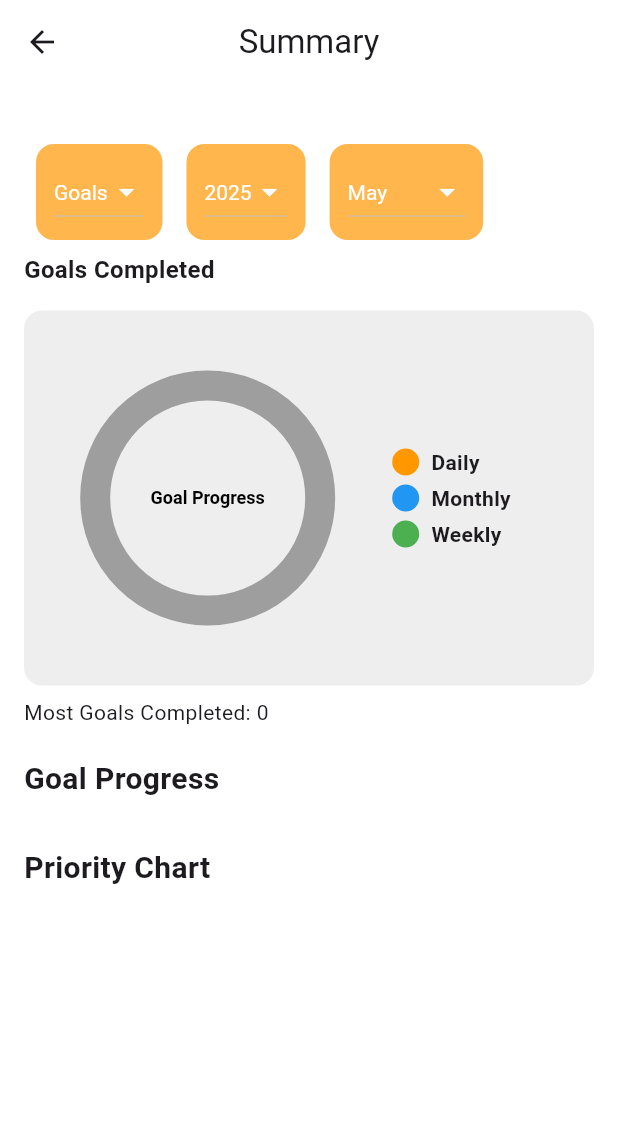
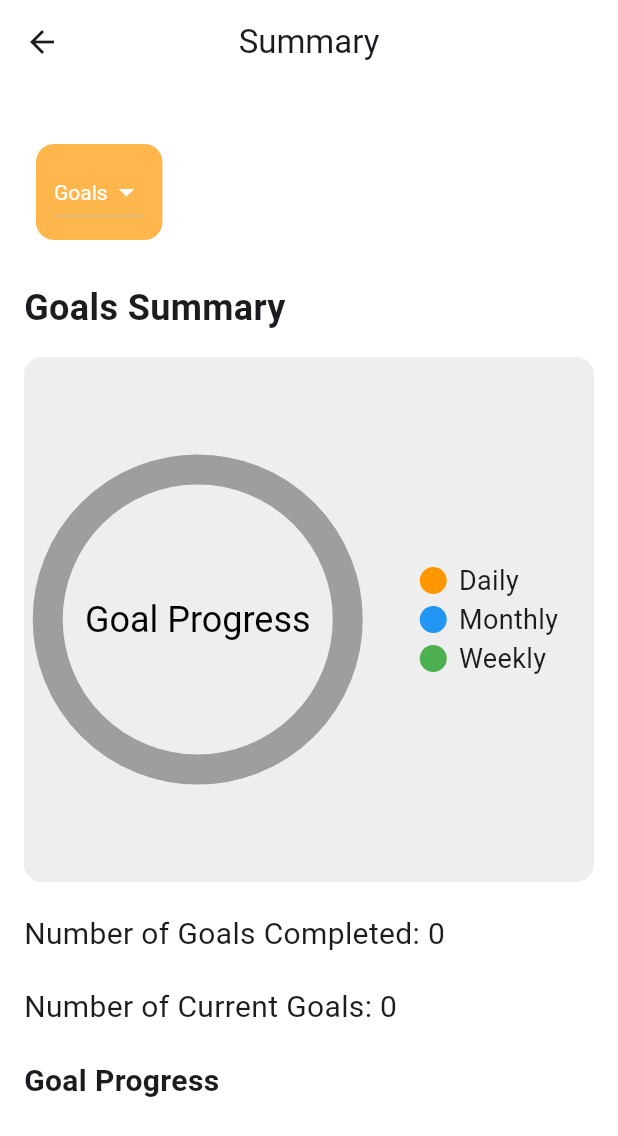
Before and after one commit to AdrielTTE/Habitect, a Flutter app: the StreakTracking screen opened directly, on a phone screen of 412 x 824 dp. Shown: the top 1136 px of the screen. Run offline on Flutter 3.47's test engine with Material 3 defaults, Android fonts, the phone set to English and light mode, and no system bars; drawn by our look-alikes of pie_chart; our stand-ins replace carousel_slider, cloud_firestore, curved_navigation_bar, firebase_auth, firebase_core, firebase_storage and 3 more; accounts and stored records are empty.

Commit message:
Connected Frederick's part and Zhi Ren's part

```diff
--- a/lib/streakTracking.dart
+++ b/lib/streakTracking.dart
@@ -16,6 +16,7 @@ class _StreakTrackingState extends State<StreakTracking> {
   String selectedCategory = 'Goals'; // Default category is 'Goals'
   String selectedYear = '';
   String selectedMonth = '';
+  String monthNumber = '';
 
   // Year options
   List<String> years = ['2022', '2023', '2024', '2025'];
@@ -37,11 +38,15 @@ class _StreakTrackingState extends State<StreakTracking> {
   // Counts for completed and incomplete tasks
   int doneCount = 0;
   int notDoneCount = 0;
+  int goalCount = 0;
 
   // For storing goal progress
   int dailyCount = 0;
   int monthlyCount = 0;
   int weeklyCount = 0;
+
+  // To store task completion by hour (heatmap data)
+  Map<int, int> taskHours = {};
 
   @override
   void initState() {
@@ -51,6 +56,49 @@ class _StreakTrackingState extends State<StreakTracking> {
     selectedYear = currentYear.toString();
     selectedMonth = months[currentMonth - 1]; // Month is 1-based, list is 0-based
 
+    switch (selectedMonth) {
+      case 'January':
+        monthNumber = '1';
+        break;
+      case 'February':
+        monthNumber = '2';
+        break;
+      case 'March':
+        monthNumber = '3';
+        break;
+      case 'April':
+        monthNumber = '4';
+        break;
+      case 'May':
+        monthNumber = '5';
+        break;
+      case 'June':
+        monthNumber = '6';
+        break;
+      case 'July':
+        monthNumber = '7';
+        break;
+      case 'August':
+        monthNumber = '8';
+        break;
+      case 'September':
+        monthNumber = '9';
+        break;
+      case 'October':
+        monthNumber = '10';
+        break;
+      case 'November':
+        monthNumber = '11';
+        break;
+      case 'December':
+        monthNumber = '12';
+        break;
+      default:
+      // Return -1 if the month is invalid
+        monthNumber = '-1';
+        break;
+    }
+
     // Fetch the "To Do" tasks when the screen is initialized
     if (selectedCategory == 'To Do') {
       _fetchToDoTasks();
@@ -59,33 +107,41 @@ class _StreakTrackingState extends State<StreakTracking> {
     }
   }
 
-  // Fetch "Goals" data from Firestore
   void _fetchGoalsData() async {
     try {
       User? user = FirebaseAuth.instance.currentUser;
       if (user != null) {
-        // Fetch goals from Firestore based on frequency
+        // Fetch goals from Firestore without any date constraints
         QuerySnapshot querySnapshot = await FirebaseFirestore.instance
             .collection('users')
             .doc(user.uid)
-            .collection('goals')
-            .where('startDate', isGreaterThanOrEqualTo: selectedMonth)
-            .get();
+            .collection('tasks')
+            .get();  // Fetching all tasks for now
 
         setState(() {
           // Reset counts for categories
           dailyCount = 0;
           monthlyCount = 0;
           weeklyCount = 0;
+          goalCount = querySnapshot.docs.length; // Count the total number of goals
 
           // Calculate the goal progress based on frequency
           querySnapshot.docs.forEach((doc) {
-            if (doc['frequency'] == 'Daily') {
+            // Check if 'frequency' is a map and get the 'type' field
+            var frequency = doc['frequency'];
+
+            if (frequency is Map && frequency.containsKey('type')) {
+              // Access the 'type' field inside the map
+              String frequencyType = frequency['type'];
+
+              // Count based on frequency
+              if (frequencyType == 'Daily') {
                 dailyCount++;
-            } else if (doc['frequency'] == 'Monthly') {
+              } else if (frequencyType == 'Monthly') {
                 monthlyCount++;
-            } else if (doc['frequency'] == 'Weekly') {
+              } else if (frequencyType == 'Weekly') {
                 weeklyCount++;
+              }
             }
           });
         });
@@ -115,10 +171,21 @@ class _StreakTrackingState extends State<StreakTracking> {
           // Recalculate the counts every time we fetch the tasks
           doneCount = _todoTasks.where((task) => task['isDon'] == true).length;
           notDoneCount = _todoTasks.where((task) => task['isDon'] == false).length;
+
+          // Initialize the taskHours map to track tasks per hour
+          taskHours.clear();
+          _todoTasks.forEach((task) {
+            String timeString = task['time'] ?? ''; // Assuming it's in the format "HH:mm"
+            if (timeString.isNotEmpty) {
+              // Validate and extract the hour part from time (e.g., "13:30" -> 13)
+              int hour = int.tryParse(timeString.split(':')[0]) ?? 0;
+              if (hour >= 0 && hour < 24) {
+                // Increment the task count for the respective hour
+                taskHours[hour] = (taskHours[hour] ?? 0) + 1;
+              }
+            }
           });
-
-        // For debugging
-        print("Fetched To Do Tasks: $_todoTasks");
+        });
       }
     } catch (e) {
       print("Error fetching To Do tasks: $e");
@@ -146,15 +213,6 @@ class _StreakTrackingState extends State<StreakTracking> {
           ],
         ),
       ),
-      bottomNavigationBar: BottomNavigationBar(
-        backgroundColor: Colors.white,
-        items: const [
-          BottomNavigationBarItem(icon: Icon(Icons.house), label: 'Summary'),
-          BottomNavigationBarItem(icon: Icon(Icons.book), label: 'Learn'),
-          BottomNavigationBarItem(icon: Icon(Icons.group), label: 'Community'),
-          BottomNavigationBarItem(icon: Icon(Icons.settings), label: 'Settings'),
-        ],
-      ),
     );
   }
 
@@ -166,6 +224,7 @@ class _StreakTrackingState extends State<StreakTracking> {
         _buildDropdown<String>(
           value: selectedCategory,
           items: ['Goals', 'To Do'],
+
           onChanged: (value) {
             setState(() {
               selectedCategory = value!;
@@ -180,7 +239,9 @@ class _StreakTrackingState extends State<StreakTracking> {
             }
           },
           dropdownColor: dropdownColor,
+
         ),
+        /*
         _buildDropdown<String>(
           value: selectedYear,
           items: years,
@@ -213,7 +274,7 @@ class _StreakTrackingState extends State<StreakTracking> {
             }
           },
           dropdownColor: dropdownColor,
-        ),
+        ),*/
       ],
     );
   }
@@ -250,51 +311,128 @@ class _StreakTrackingState extends State<StreakTracking> {
 
   // Content based on the selected category (Goals or To Do)
   Widget _buildCategoryContent() {
-    if (selectedCategory == 'Goals') {
+    if (selectedCategory == 'To Do') {
+      //To remove
+
+    }
     return _buildGoalsContent();
   }
-    return _buildToDoContent();
+
+  Widget _buildGraphSection() {
+    if (selectedCategory == 'To Do') {
+      // This section is for the "To Do" pie chart
+      return Container(
+        height: 350,
+        decoration: BoxDecoration(
+          color: Colors.grey.shade200,
+          borderRadius: BorderRadius.circular(12),
+        ),
+        child: PieChart(
+          dataMap: {
+            "Completed": doneCount.toDouble(),
+            "Incomplete": notDoneCount.toDouble(),
+          },
+          chartType: ChartType.ring,
+          colorList: [Colors.green, Colors.red], // Completed in green, Incomplete in red
+          chartRadius: 200,
+          centerText: "Task Progress",
+          centerTextStyle: TextStyle(
+            fontSize: 24,
+            color: Colors.black,
+          ),
+          legendOptions: const LegendOptions(showLegends: true,
+              legendTextStyle: TextStyle(
+                fontSize:18,
+              )),
+          chartValuesOptions: const ChartValuesOptions(showChartValues: false),
+        ),
+      );
+    } else {
+      // This section is for the "Goals" pie chart
+      return Container(
+        height: 350,
+        decoration: BoxDecoration(
+          color: Colors.grey.shade200,
+          borderRadius: BorderRadius.circular(12),
+        ),
+        child: PieChart(
+          dataMap: {
+            "Daily": dailyCount.toDouble(),
+            "Monthly": monthlyCount.toDouble(),
+            "Weekly": weeklyCount.toDouble(),
+          },
+          chartType: ChartType.ring,
+          colorList: [Colors.orange, Colors.blue, Colors.green],
+          chartRadius: 200,
+          centerText: "Goal Progress",
+          centerTextStyle: TextStyle(
+              fontSize: 24,
+              color: Colors.black,
+          ),
+          legendOptions: const LegendOptions(
+              showLegends: true,
+            legendTextStyle: TextStyle(
+              fontSize:18,
+            )
+          ),
+
+          chartValuesOptions: const ChartValuesOptions(showChartValues: false),
+        ),
+      );
     }
+  }
+
 
   // Goals content
   Widget _buildGoalsContent() {
+    if(selectedCategory=='Goals'){
       return Column(
         crossAxisAlignment: CrossAxisAlignment.start,
         children: [
-        const Text('Goals Completed', style: TextStyle(fontSize: 16, fontWeight: FontWeight.bold)),
+          SizedBox(height:20),
+          const Text('Goals Summary', style: TextStyle(fontSize: 24, fontWeight: FontWeight.bold)),
           const SizedBox(height: 16),
           _buildGraphSection(),
-        const SizedBox(height: 8),
-        Text('Most Goals Completed: $doneCount'),
+          const SizedBox(height: 20),
+          Text('Number of Goals Completed: 0',
+            style: TextStyle(fontSize: 20),),
+          SizedBox(height: 20),
+          Text('Number of Current Goals: $goalCount',
+            style: TextStyle(fontSize: 20),),
           const SizedBox(height: 20),
           const Text('Goal Progress', style: TextStyle(fontSize: 20, fontWeight: FontWeight.bold)),
           const SizedBox(height: 10),
           const SizedBox(height: 20),
-        const Text('Priority Chart', style: TextStyle(fontSize: 20, fontWeight: FontWeight.bold)),
+          const SizedBox(height: 20),
+          const SizedBox(height: 10),
+        ],
+      );
+    } else{
+      return Column(
+        crossAxisAlignment: CrossAxisAlignment.start,
+        children: [
+          SizedBox(height:20),
+          const Text('To Dos Summary', style: TextStyle(fontSize: 24, fontWeight: FontWeight.bold)),
+          const SizedBox(height: 16),
+          _buildGraphSection(),
+          const SizedBox(height: 20),
+          Text('Number of Incompleted To Dos: $notDoneCount',
+            style: TextStyle(fontSize: 20),),
+          SizedBox(height: 20),
+          Text('Number of Completed To Dos: $doneCount',
+            style: TextStyle(fontSize: 20),),
+          const SizedBox(height: 20),
+          const Text('To Do Progress', style: TextStyle(fontSize: 20, fontWeight: FontWeight.bold)),
+          const SizedBox(height: 10),
+          const SizedBox(height: 20),
+          const SizedBox(height: 20),
           const SizedBox(height: 10),
         ],
       );
     }
 
-  // To Do content (Display the To Do tasks here)
-  Widget _buildToDoContent() {
-    return Column(
-      crossAxisAlignment: CrossAxisAlignment.start,
-      children: [
-        const Text('To Do Completed', style: TextStyle(fontSize: 16, fontWeight: FontWeight.bold)),
-        const SizedBox(height: 16),
-        _buildGraphSection(),
-        const SizedBox(height: 8),
-        // Display dynamic count of completed and not completed tasks
-        Text('Number of To Dos Completed: $doneCount'),
-        Text('Number of To Dos Incompleted: $notDoneCount'),
-        const SizedBox(height: 20),
-        const Text('To Do List', style: TextStyle(fontSize: 20, fontWeight: FontWeight.bold)),
-        const SizedBox(height: 10),
-        _buildToDoList(),
-      ],
-    );
   }
+
 
   // Build the To Do list
   Widget _buildToDoList() {
@@ -322,26 +460,34 @@ class _StreakTrackingState extends State<StreakTracking> {
     );
   }
 
-  // Graph Section for Goals and To Do
-  Widget _buildGraphSection() {
+  // Build the heatmap for task times
+  Widget _buildHeatmap() {
     return Container(
       height: 250,
+      child: GridView.builder(
+        gridDelegate: SliverGridDelegateWithFixedCrossAxisCount(
+          crossAxisCount: 24, // Represent each hour of the day
+          childAspectRatio: 1.0,
+        ),
+        itemCount: 24,
+        itemBuilder: (context, index) {
+          // Get task count for each hour
+          int taskCount = taskHours[index] ?? 0;
+
+          return Container(
+            margin: const EdgeInsets.all(4),
             decoration: BoxDecoration(
-        color: Colors.grey.shade200,
-        borderRadius: BorderRadius.circular(12),
+              color: taskCount > 0 ? Colors.green.withOpacity(taskCount / 5) : Colors.grey,
+              borderRadius: BorderRadius.circular(8),
             ),
-      child: PieChart(
-        dataMap: {
-          "Daily": dailyCount.toDouble(),
-          "Monthly": monthlyCount.toDouble(),
-          "Weekly": weeklyCount.toDouble(),
+            child: Center(
+              child: Text(
+                '$taskCount',
+                style: const TextStyle(color: Colors.white, fontWeight: FontWeight.bold),
+              ),
+            ),
+          );
         },
-        chartType: ChartType.ring,
-        colorList: [Colors.orange, Colors.blue, Colors.green], // Updated colors
-        chartRadius: 150,
-        centerText: "Goal Progress",
-        legendOptions: const LegendOptions(showLegends: true),
-        chartValuesOptions: const ChartValuesOptions(showChartValues: false), // Remove numbers on Pie chart
       ),
     );
   }
```
Lines whose indentation alone changed are shown as unchanged.
